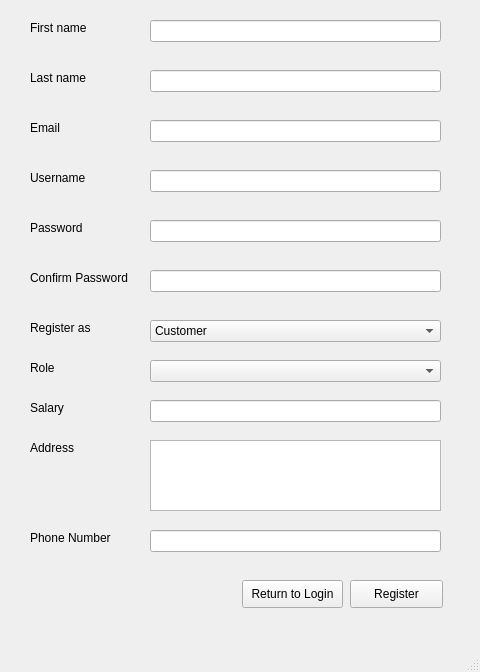
Before: the Qt Designer form ui_files/User_Registration.ui in TahaZahid05/Restaurant-Managment-System, drawn with Qt 5.
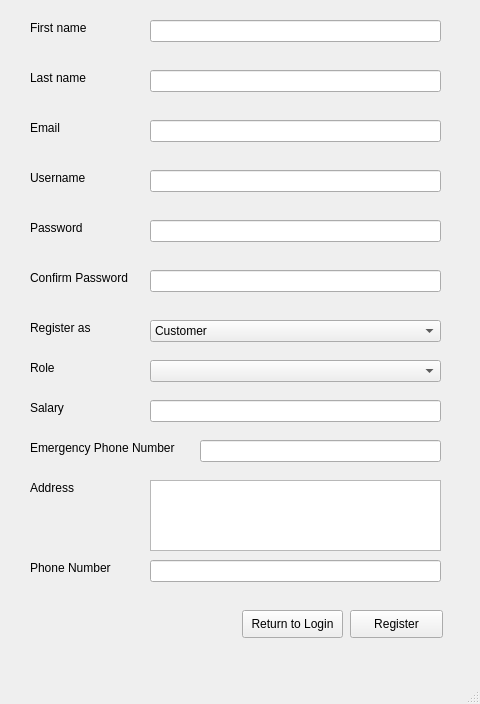
After: the same form once the commit is applied.

The edit to the form file:
```diff
--- a/ui_files/User_Registration.ui
+++ b/ui_files/User_Registration.ui
@@ -7,7 +7,7 @@
     <x>0</x>
     <y>0</y>
     <width>480</width>
-    <height>672</height>
+    <height>704</height>
    </rect>
   </property>
   <property name="windowTitle">
@@ -189,7 +189,7 @@
     <property name="geometry">
      <rect>
       <x>350</x>
-      <y>580</y>
+      <y>610</y>
       <width>93</width>
       <height>28</height>
      </rect>
@@ -202,7 +202,7 @@
     <property name="geometry">
      <rect>
       <x>242</x>
-      <y>580</y>
+      <y>610</y>
       <width>101</width>
       <height>28</height>
      </rect>
@@ -215,7 +215,7 @@
     <property name="geometry">
      <rect>
       <x>30</x>
-      <y>440</y>
+      <y>480</y>
       <width>55</width>
       <height>16</height>
      </rect>
@@ -228,7 +228,7 @@
     <property name="geometry">
      <rect>
       <x>150</x>
-      <y>440</y>
+      <y>480</y>
       <width>291</width>
       <height>71</height>
      </rect>
@@ -238,7 +238,7 @@
     <property name="geometry">
      <rect>
       <x>30</x>
-      <y>530</y>
+      <y>560</y>
       <width>91</width>
       <height>16</height>
      </rect>
@@ -251,7 +251,7 @@
     <property name="geometry">
      <rect>
       <x>150</x>
-      <y>530</y>
+      <y>560</y>
       <width>291</width>
       <height>22</height>
      </rect>
@@ -303,6 +303,32 @@
      <string>Salary</string>
     </property>
    </widget>
+   <widget class="QLineEdit" name="phoneLine_2">
+    <property name="geometry">
+     <rect>
+      <x>200</x>
+      <y>440</y>
+      <width>241</width>
+      <height>22</height>
+     </rect>
+    </property>
+    <property name="text">
+     <string/>
+    </property>
+   </widget>
+   <widget class="QLabel" name="label_10">
+    <property name="geometry">
+     <rect>
+      <x>30</x>
+      <y>440</y>
+      <width>151</width>
+      <height>16</height>
+     </rect>
+    </property>
+    <property name="text">
+     <string>Emergency Phone Number</string>
+    </property>
+   </widget>
   </widget>
   <widget class="QMenuBar" name="menubar">
    <property name="geometry">
```
